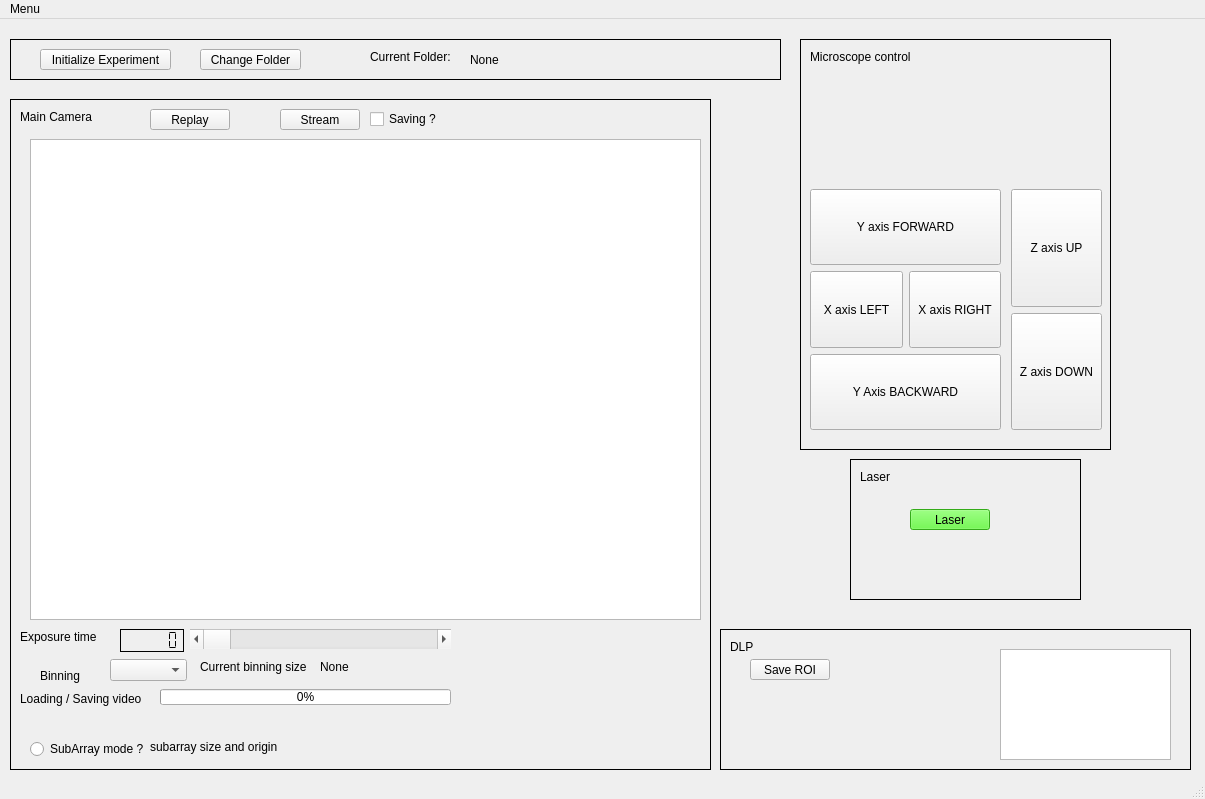
jeremyforest/whole_optic_gui, file whole_optic_gui.ui: the form before one commit.
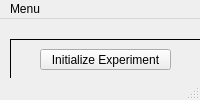
The form after the commit. Custom widgets are drawn as their Qt base class.

Diff of the .ui file:
```diff
--- a/whole_optic_gui.ui
+++ b/whole_optic_gui.ui
@@ -2,14 +2,6 @@
 <ui version="4.0">
  <class>MainWindow</class>
  <widget class="QMainWindow" name="MainWindow">
-  <property name="geometry">
-   <rect>
-    <x>0</x>
-    <y>0</y>
-    <width>1205</width>
-    <height>799</height>
-   </rect>
-  </property>
   <property name="windowTitle">
    <string>MainWindow</string>
   </property>
@@ -19,8 +11,8 @@
      <rect>
       <x>10</x>
       <y>80</y>
-      <width>701</width>
-      <height>671</height>
+      <width>1091</width>
+      <height>781</height>
      </rect>
     </property>
     <property name="font">
@@ -37,8 +29,8 @@
       <rect>
        <x>20</x>
        <y>40</y>
-       <width>671</width>
-       <height>481</height>
+       <width>1041</width>
+       <height>651</height>
       </rect>
      </property>
     </widget>
@@ -71,8 +63,8 @@
     <widget class="QLabel" name="exposure_time_label">
      <property name="geometry">
       <rect>
-       <x>10</x>
-       <y>530</y>
+       <x>50</x>
+       <y>710</y>
        <width>81</width>
        <height>16</height>
       </rect>
@@ -97,8 +89,8 @@
     <widget class="QScrollBar" name="exposure_time_bar">
      <property name="geometry">
       <rect>
-       <x>180</x>
-       <y>530</y>
+       <x>220</x>
+       <y>710</y>
        <width>261</width>
        <height>20</height>
       </rect>
@@ -144,8 +136,8 @@
     <widget class="QProgressBar" name="progress_bar">
      <property name="geometry">
       <rect>
-       <x>150</x>
-       <y>590</y>
+       <x>730</x>
+       <y>740</y>
        <width>291</width>
        <height>16</height>
       </rect>
@@ -163,8 +155,8 @@
     <widget class="QLabel" name="loading_saving_label">
      <property name="geometry">
       <rect>
-       <x>10</x>
-       <y>590</y>
+       <x>590</x>
+       <y>740</y>
        <width>131</width>
        <height>20</height>
       </rect>
@@ -176,8 +168,8 @@
     <widget class="QLCDNumber" name="exposure_time_value">
      <property name="geometry">
       <rect>
-       <x>110</x>
-       <y>530</y>
+       <x>150</x>
+       <y>710</y>
        <width>64</width>
        <height>23</height>
       </rect>
@@ -195,8 +187,8 @@
     <widget class="QComboBox" name="binning_combo_box">
      <property name="geometry">
       <rect>
-       <x>100</x>
-       <y>560</y>
+       <x>140</x>
+       <y>750</y>
        <width>77</width>
        <height>22</height>
       </rect>
@@ -217,8 +209,8 @@
     <widget class="QLabel" name="binning_label">
      <property name="geometry">
       <rect>
-       <x>30</x>
-       <y>570</y>
+       <x>70</x>
+       <y>760</y>
        <width>52</width>
        <height>14</height>
       </rect>
@@ -230,8 +222,8 @@
     <widget class="QRadioButton" name="radioButton">
      <property name="geometry">
       <rect>
-       <x>20</x>
-       <y>640</y>
+       <x>630</x>
+       <y>760</y>
        <width>121</width>
        <height>20</height>
       </rect>
@@ -243,8 +235,8 @@
     <widget class="QLabel" name="subarray_label">
      <property name="geometry">
       <rect>
-       <x>140</x>
-       <y>640</y>
+       <x>750</x>
+       <y>760</y>
        <width>291</width>
        <height>16</height>
       </rect>
@@ -256,8 +248,8 @@
     <widget class="QLabel" name="current_binning_size_label">
      <property name="geometry">
       <rect>
-       <x>190</x>
-       <y>560</y>
+       <x>230</x>
+       <y>750</y>
        <width>121</width>
        <height>16</height>
       </rect>
@@ -269,8 +261,8 @@
     <widget class="QLabel" name="current_binning_size_label_2">
      <property name="geometry">
       <rect>
-       <x>310</x>
-       <y>560</y>
+       <x>340</x>
+       <y>750</y>
        <width>121</width>
        <height>16</height>
       </rect>
@@ -283,8 +275,8 @@
    <widget class="QFrame" name="controls">
     <property name="geometry">
      <rect>
-      <x>800</x>
-      <y>20</y>
+      <x>1240</x>
+      <y>10</y>
       <width>311</width>
       <height>411</height>
      </rect>
@@ -420,8 +412,8 @@
    <widget class="QFrame" name="laser">
     <property name="geometry">
      <rect>
-      <x>850</x>
-      <y>440</y>
+      <x>1310</x>
+      <y>430</y>
       <width>231</width>
       <height>141</height>
      </rect>
@@ -880,8 +872,8 @@
    <widget class="QFrame" name="dlp">
     <property name="geometry">
      <rect>
-      <x>720</x>
-      <y>610</y>
+      <x>1110</x>
+      <y>620</y>
       <width>471</width>
       <height>141</height>
      </rect>
@@ -1000,8 +992,8 @@
     <rect>
      <x>0</x>
      <y>0</y>
-     <width>1205</width>
-     <height>19</height>
+     <width>1577</width>
+     <height>21</height>
     </rect>
    </property>
    <widget class="QMenu" name="menuMenu">
```
